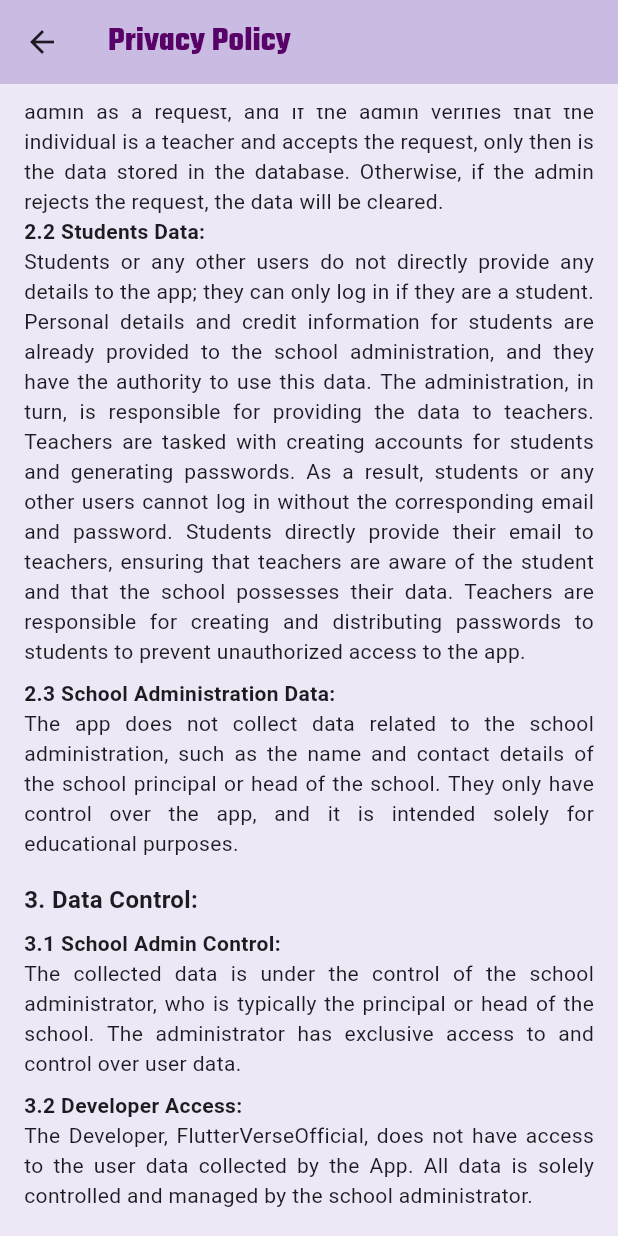
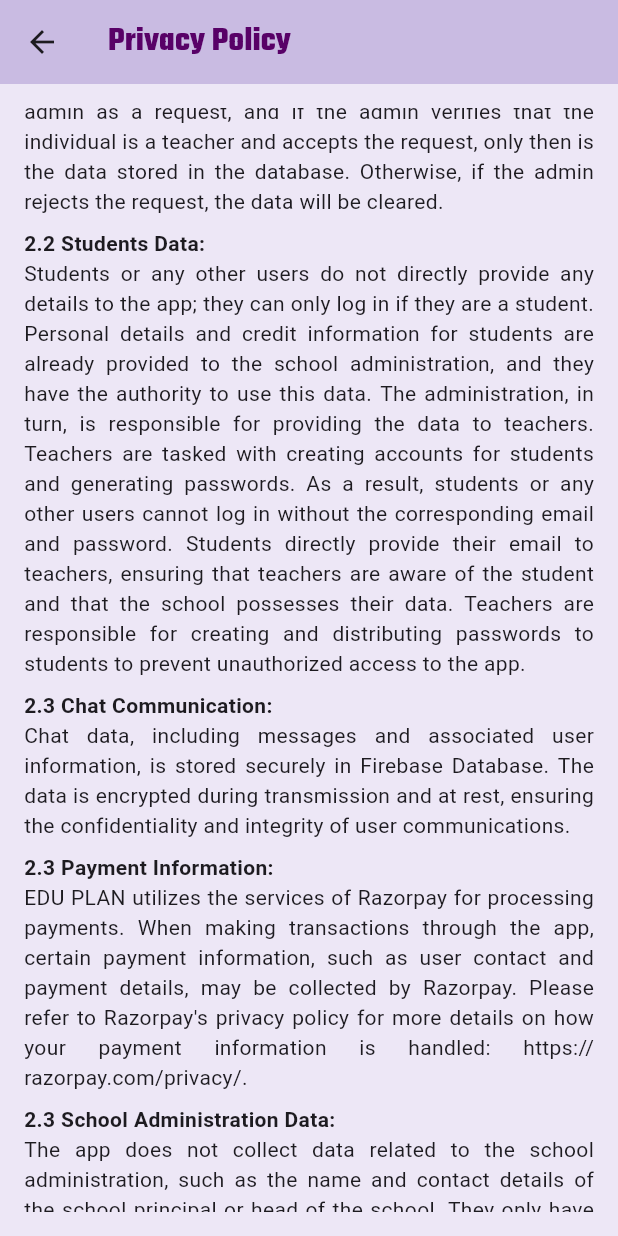
Before and after one commit to amaljosev/Edu-plan, a Flutter app: the ScreenPrivacyPolicyStudent screen opened directly, scrolled down 576 dp, on a phone screen of 412 x 824 dp. Run offline on Flutter 3.47's test engine with Material 3 defaults, Android fonts, the light colour scheme and no system bars; our stand-ins replace cloud_firestore, file_picker, firebase_core, firebase_storage, flutter_bloc, flutter_slidable and 6 more; missing offline and left inert: razorpay_flutter; accounts and stored records are empty; statements that could not run were skipped.

Commit message:
privacy policy updated

```diff
--- a/lib/screens/student/settings/privacy_screen.dart
+++ b/lib/screens/student/settings/privacy_screen.dart
@@ -72,6 +72,7 @@
               Text(
                   '''The app only collects the teacher's name, email, password, and contact number during the sign-up process. However, this information is treated as a request, and it is not stored permanently in the database if the individual is not a teacher at that particular school. The data is sent to the admin as a request, and if the admin verifies that the individual is a teacher and accepts the request, only then is the data stored in the database. Otherwise, if the admin rejects the request, the data will be cleared.''',
                   textAlign: TextAlign.justify),
+              SizedBox(height: 8.0),
               Text(
                 '2.2 Students Data:',
                 style: TextStyle(
@@ -80,6 +81,26 @@
               ),
               Text(
                   '''Students or any other users do not directly provide any details to the app; they can only log in if they are a student. Personal details and credit information for students are already provided to the school administration, and they have the authority to use this data. The administration, in turn, is responsible for providing the data to teachers. Teachers are tasked with creating accounts for students and generating passwords. As a result, students or any other users cannot log in without the corresponding email and password. Students directly provide their email to teachers, ensuring that teachers are aware of the student and that the school possesses their data. Teachers are responsible for creating and distributing passwords to students to prevent unauthorized access to the app.''',
+                  textAlign: TextAlign.justify),
+              SizedBox(height: 8.0),
+              Text(
+                '2.3 Chat Communication:',
+                style: TextStyle(
+                  fontWeight: FontWeight.bold,
+                ),
+              ),
+              Text(
+                  '''Chat data, including messages and associated user information, is stored securely in Firebase Database. The data is encrypted during transmission and at rest, ensuring the confidentiality and integrity of user communications.''',
+                  textAlign: TextAlign.justify),
+              SizedBox(height: 8.0),
+              Text(
+                '2.3 Payment Information:',
+                style: TextStyle(
+                  fontWeight: FontWeight.bold,
+                ),
+              ),
+              Text(
+                  '''EDU PLAN utilizes the services of Razorpay for processing payments. When making transactions through the app, certain payment information, such as user contact and payment details, may be collected by Razorpay. Please refer to Razorpay's privacy policy for more details on how your payment information is handled: https://razorpay.com/privacy/.''',
                   textAlign: TextAlign.justify),
               SizedBox(height: 8.0),
               Text(
```
